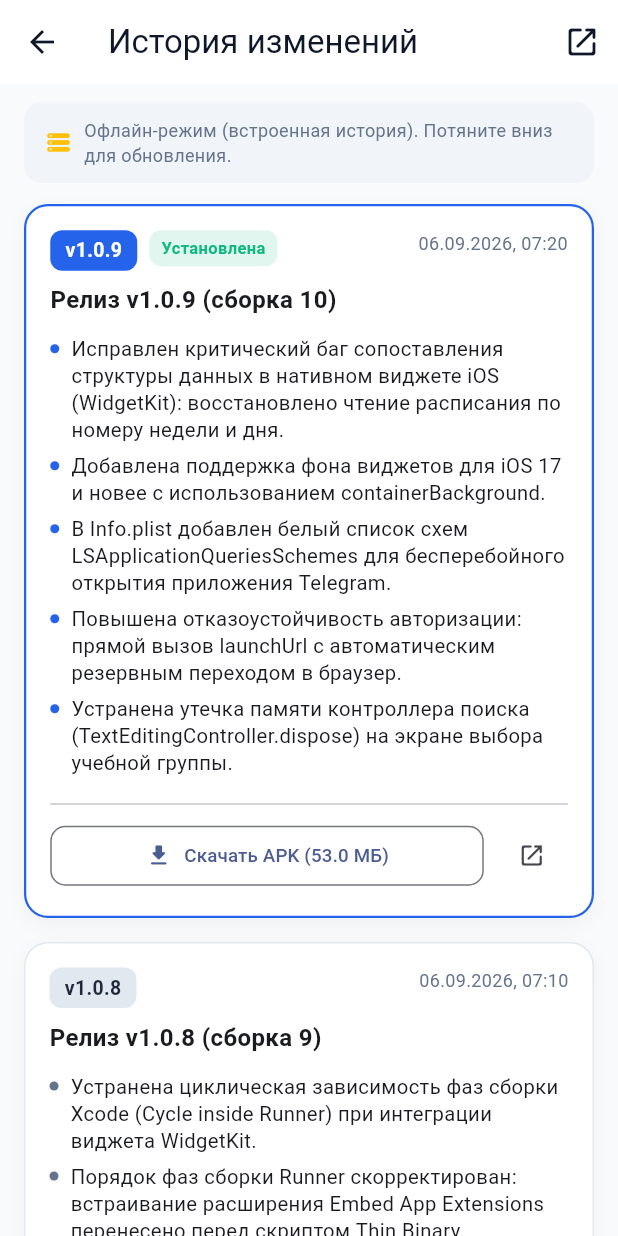
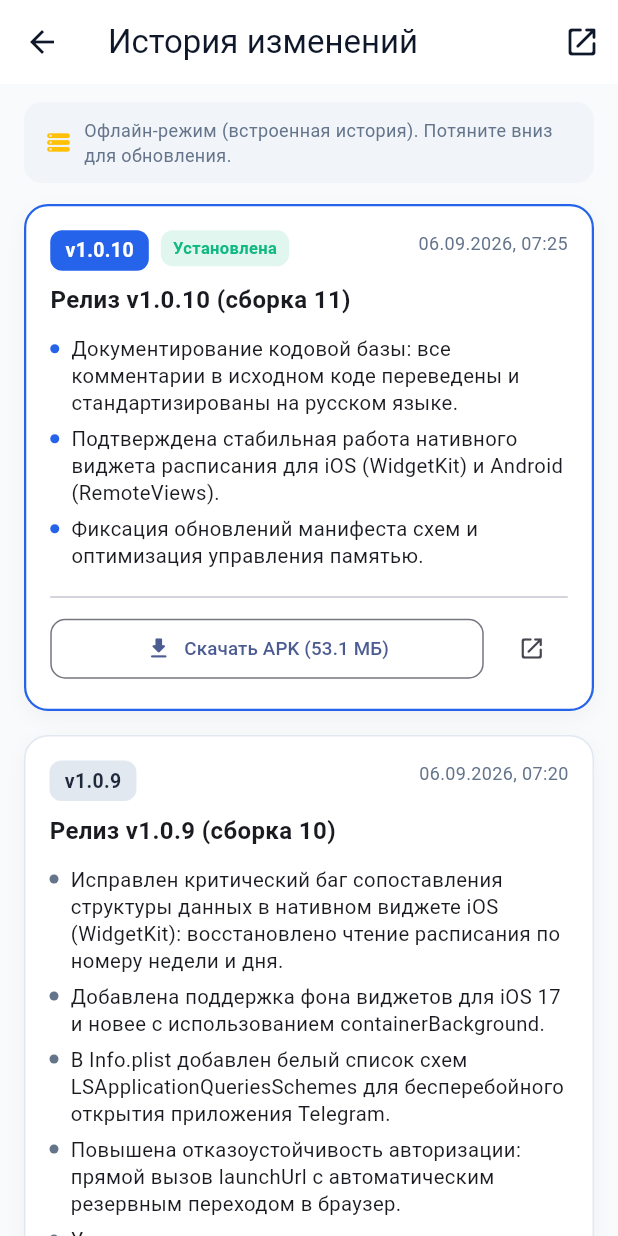
Before and after one commit to yearningss/rii-schedule-bot, a Flutter app: the ChangelogScreen screen opened directly, on a phone screen of 412 x 824 dp. Run offline on Flutter 3.47's test engine with Material 3 defaults, Android fonts, the phone set to English and light mode, and no system bars; our stand-ins replace shared_preferences; accounts and stored records are empty; network calls fail.

Commit message:
обновление: русские комментарии в коде и стабилизация сборки виджетов (v1.0.10+11)

```diff
--- a/app/lib/models/models.dart
+++ b/app/lib/models/models.dart
@@ -230,7 +230,7 @@ class AppUpdateInfo {
 
 // Данные о текущей версии мобильного приложения РИИ
 class AppInfo {
-  static const String versionName = '1.0.9';
-  static const int versionCode = 10;
+  static const String versionName = '1.0.10';
+  static const int versionCode = 11;
   static const String fullVersionText = 'v$versionName (сборка $versionCode)';
 }
--- a/app/lib/screens/changelog_screen.dart
+++ b/app/lib/screens/changelog_screen.dart
@@ -141,10 +141,32 @@ class _ChangelogScreenState extends State<ChangelogScreen> {
   List<ReleaseModel> _fallbackHistory() {
     return [
       ReleaseModel(
+        tag: '1.0.10',
+        title: 'Релиз v1.0.10 (сборка 11)',
+        publishedAt: '2026-09-06T07:25:00Z',
+        isCurrent: true,
+        htmlUrl: 'https://github.com/yearningss/rii-schedule-bot/releases/tag/v1.0.10',
+        rawBody: '''* Документирование кодовой базы: все комментарии в исходном коде переведены и стандартизированы на русском языке.
+* Подтверждена стабильная работа нативного виджета расписания для iOS (WidgetKit) и Android (RemoteViews).
+* Фиксация обновлений манифеста схем и оптимизация управления памятью.''',
+        assets: [
+          const ReleaseAsset(
+            name: 'RiiSchedule.apk',
+            sizeBytes: 55712671,
+            downloadUrl: 'https://github.com/yearningss/rii-schedule-bot/releases/download/v1.0.10/RiiSchedule.apk',
+          ),
+          const ReleaseAsset(
+            name: 'RiiSchedule.ipa',
+            sizeBytes: 8284792,
+            downloadUrl: 'https://github.com/yearningss/rii-schedule-bot/releases/download/v1.0.10/RiiSchedule.ipa',
+          ),
+        ],
+      ),
+      ReleaseModel(
         tag: '1.0.9',
         title: 'Релиз v1.0.9 (сборка 10)',
         publishedAt: '2026-09-06T07:20:00Z',
-        isCurrent: true,
+        isCurrent: false,
         htmlUrl: 'https://github.com/yearningss/rii-schedule-bot/releases/tag/v1.0.9',
         rawBody: '''* Исправлен критический баг сопоставления структуры данных в нативном виджете iOS (WidgetKit): восстановлено чтение расписания по номеру недели и дня.
 * Добавлена поддержка фона виджетов для iOS 17 и новее с использованием containerBackground.
--- a/app/lib/screens/group_picker_screen.dart
+++ b/app/lib/screens/group_picker_screen.dart
@@ -73,6 +73,7 @@ class _GroupPickerScreenState extends State<GroupPickerScreen> {
     });
   }
 
+  // Освобождение ресурсов текстового контроллера поиска при закрытии экрана
   @override
   void dispose() {
     _searchController.dispose();
--- a/app/pubspec.yaml
+++ b/app/pubspec.yaml
@@ -1,7 +1,7 @@
 name: rii_schedule
 description: "Официальное мобильное приложение с расписанием РИИ АлтГТУ"
 publish_to: "none"
-version: 1.0.9+10
+version: 1.0.10+11
 
 environment:
   sdk: ">=3.0.0 <4.0.0"
```
Also changed, not shown: 4 other files.
